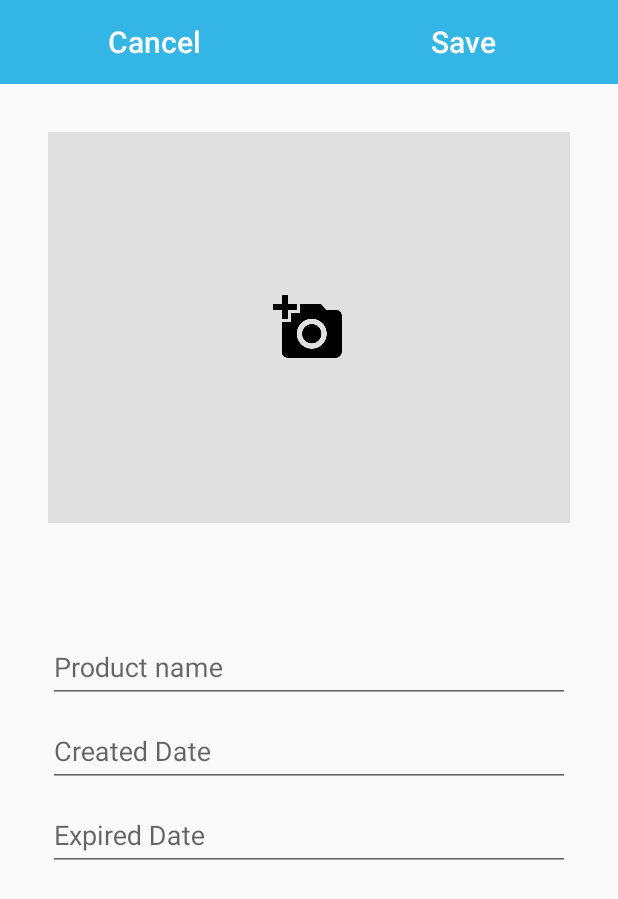
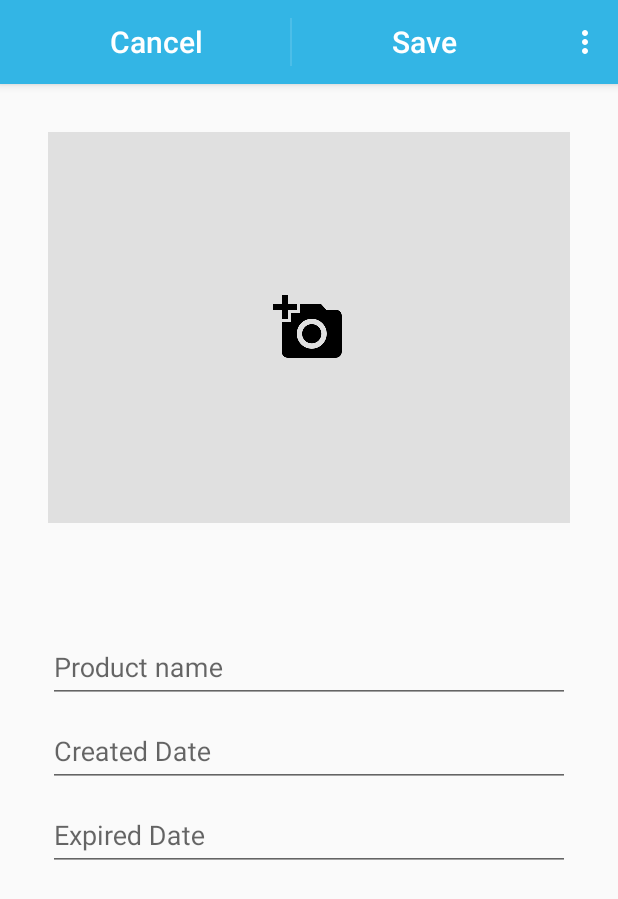
Before and after one commit to moisellegyg/reminder, an Android app: the ProductEditActivity screen opened directly, with no data from a screen before it, on a phone screen of 412 x 824 dp. Shown: the top 899 px of the screen. Run offline under Robolectric (Android 15) with nearby library versions, the light colour scheme and no system bars.

Commit message:
change cancel and save button into actionbar, and show delete menu option only when edting existing product

```diff
--- a/app/src/main/AndroidManifest.xml
+++ b/app/src/main/AndroidManifest.xml
@@ -23,7 +23,6 @@
         </activity>
         <activity android:name=".ProductEditActivity"
             android:parentActivityName=".MainActivity"
-            android:theme="@style/AppTheme.NoActionBar"
             android:windowSoftInputMode="stateHidden"/>
         <provider
             android:authorities="@string/product_provider_authority"
--- a/app/src/main/java/com/yugegong/reminder/MainActivity.java
+++ b/app/src/main/java/com/yugegong/reminder/MainActivity.java
@@ -28,6 +28,7 @@ public class MainActivity extends AppCompatActivity implements ProductListFragme
             @Override
             public void onClick(View view) {
                 Intent intent = new Intent(getApplicationContext(), ProductEditActivity.class);
+                intent.putExtra(ProductEditFragment.INTENT_EXTRA_DISABLE_DELETE_MENU_OPTION, true);
                 startActivity(intent);
             }
         });
@@ -68,6 +69,7 @@ public class MainActivity extends AppCompatActivity implements ProductListFragme
         long _id = vh.getItemId();
         Uri productUri = ProductContract.ProductEntry.buildProductUri(_id);
         Intent editIntent = new Intent(this, ProductEditActivity.class);
+        editIntent.putExtra(ProductEditFragment.INTENT_EXTRA_DISABLE_DELETE_MENU_OPTION, false);
         editIntent.setData(productUri);
 
         String transitionName = getString(R.string.transition_product_img);
--- a/app/src/main/java/com/yugegong/reminder/ProductEditActivity.java
+++ b/app/src/main/java/com/yugegong/reminder/ProductEditActivity.java
@@ -5,6 +5,7 @@ import android.os.Bundle;
 import android.support.v4.app.FragmentManager;
 import android.support.v7.app.AppCompatActivity;
 import android.util.Log;
+import android.view.MenuItem;
 
 /**
  * Created by ygong on 8/4/16.
@@ -45,6 +46,28 @@ public class ProductEditActivity extends AppCompatActivity {
         super.onDestroy();
     }
 
+//    @Override
+//    public boolean onCreateOptionsMenu(Menu menu) {
+//
+//        getMenuInflater().inflate(R.menu.menu_edit, menu);
+//        return true;
+//    }
+
+    @Override
+    public boolean onOptionsItemSelected(MenuItem item) {
+        // Handle action bar item clicks here. The action bar will
+        // automatically handle clicks on the Home/Up button, so long
+        // as you specify a parent activity in AndroidManifest.xml.
+        int id = item.getItemId();
+
+        //noinspection SimplifiableIfStatement
+        if (id == R.id.action_settings) {
+            return true;
+        }
+
+        return super.onOptionsItemSelected(item);
+    }
+
     @Override
     public void onStop(){
         Log.d(TAG, "onStop");
--- a/app/src/main/java/com/yugegong/reminder/ProductEditFragment.java
+++ b/app/src/main/java/com/yugegong/reminder/ProductEditFragment.java
@@ -14,10 +14,15 @@ import android.provider.MediaStore;
 import android.support.annotation.Nullable;
 import android.support.design.widget.TextInputEditText;
 import android.support.v4.app.Fragment;
+import android.support.v7.app.ActionBar;
+import android.support.v7.app.AppCompatActivity;
 import android.text.InputType;
 import android.util.AttributeSet;
 import android.util.Log;
 import android.view.LayoutInflater;
+import android.view.Menu;
+import android.view.MenuInflater;
+import android.view.MenuItem;
 import android.view.MotionEvent;
 import android.view.View;
 import android.view.ViewGroup;
@@ -40,6 +45,10 @@ import java.util.Date;
  */
 public class ProductEditFragment extends Fragment implements View.OnClickListener, View.OnTouchListener {
     private final static String TAG = ProductEditFragment.class.getSimpleName();
+
+    public static final String INTENT_EXTRA_DISABLE_DELETE_MENU_OPTION = "disableDeleteMenuOption";
+    private boolean mDisableDeleteMenuOption;
+
     private static final int REQUEST_IMAGE_CAPTURE = 1;
 
     public static final String PRODUCT_URI = "uri";
@@ -56,7 +65,6 @@ public class ProductEditFragment extends Fragment implements View.OnClickListene
     // Values
     private String mName;
     private String mRetrievedImgPath;
-
     private Uri mPreInsertUri;
     private Uri mLastUri;
 
@@ -120,6 +128,7 @@ public class ProductEditFragment extends Fragment implements View.OnClickListene
           https://developer.android.com/guide/topics/resources/runtime-changes.html#HandlingTheChange
 //        setRetainInstance(true);
          */
+        setHasOptionsMenu(true);
 
     }
 
@@ -129,6 +138,7 @@ public class ProductEditFragment extends Fragment implements View.OnClickListene
 
         View rootView = inflater.inflate(R.layout.fragment_product_edit, container, false);
         bindViews(rootView);
+        setupCustomActionBar();
         setOnClickListeners(mImageFrameLayout, mFromEditTxt, mToEditTxt, mCancelBtn, mSaveBtn);
         return rootView;
     }
@@ -163,8 +173,24 @@ public class ProductEditFragment extends Fragment implements View.OnClickListene
         mFromEditTxt.setInputType(InputType.TYPE_NULL);
         mToEditTxt = (DatePickEditText) rootView.findViewById(R.id.expired_time);
         mToEditTxt.setInputType(InputType.TYPE_NULL);
-        mCancelBtn = (LinearLayout) rootView.findViewById(R.id.btn_cancel);
-        mSaveBtn = (LinearLayout) rootView.findViewById(R.id.btn_save);
+    }
+
+    private void setupCustomActionBar() {
+        ActionBar actionBar = ((AppCompatActivity)getActivity()).getSupportActionBar();
+        if (actionBar != null) {
+            actionBar.setDisplayHomeAsUpEnabled(false);
+            actionBar.setCustomView(R.layout.edit_product_custom_actionbar);
+            actionBar.setDisplayShowCustomEnabled(true);
+            actionBar.setDisplayOptions(ActionBar.DISPLAY_SHOW_CUSTOM,
+                    ActionBar.DISPLAY_SHOW_CUSTOM | ActionBar.DISPLAY_SHOW_HOME |
+                            ActionBar.DISPLAY_SHOW_TITLE);
+
+            View customActionBarView = actionBar.getCustomView();
+            if (customActionBarView != null) {
+                mCancelBtn = (LinearLayout) customActionBarView.findViewById(R.id.cancel_menu_item);
+                mSaveBtn = (LinearLayout) customActionBarView.findViewById(R.id.save_menu_item);
+            }
+        }
     }
 
     private void bindDataToViews() {
@@ -431,6 +457,31 @@ public class ProductEditFragment extends Fragment implements View.OnClickListene
     }
 
     @Override
+    public void onCreateOptionsMenu(Menu menu, MenuInflater inflater) {
+        Log.d(TAG, "onCreateOptionsMenu");
+
+        inflater.inflate(R.menu.menu_edit, menu);
+
+    }
+
+    @Override
+    public void onPrepareOptionsMenu(Menu menu) {
+        Log.d(TAG, "onPrepareOptionsMenu");
+        MenuItem deleteMenu = menu.findItem(R.id.action_delete);
+        mDisableDeleteMenuOption = getActivity().getIntent().getBooleanExtra(INTENT_EXTRA_DISABLE_DELETE_MENU_OPTION, false);
+        deleteMenu.setVisible(!mDisableDeleteMenuOption);
+    }
+
+    @Override
+    public boolean onOptionsItemSelected(MenuItem item) {
+        switch (item.getItemId()) {
+            case R.id.action_delete:
+                return true;
+        }
+        return false;
+    }
+
+    @Override
     public void onStop(){
         Log.d(TAG, "onStop");
         super.onStop();
--- /dev/null
+++ b/app/src/main/java/com/yugegong/reminder/notification/AlarmReceiver.java
@@ -0,0 +1,15 @@
+package com.yugegong.reminder.notification;
+
+import android.content.BroadcastReceiver;
+import android.content.Context;
+import android.content.Intent;
+
+/**
+ * Created by ygong on 8/30/16.
+ */
+public class AlarmReceiver extends BroadcastReceiver {
+    @Override
+    public void onReceive(Context context, Intent intent) {
+
+    }
+}
--- /dev/null
+++ b/app/src/main/java/com/yugegong/reminder/notification/AlarmService.java
@@ -0,0 +1,7 @@
+package com.yugegong.reminder.notification;
+
+/**
+ * Created by ygong on 8/30/16.
+ */
+public class AlarmService {
+}
--- a/app/src/main/res/layout-land/fragment_product_edit.xml
+++ b/app/src/main/res/layout-land/fragment_product_edit.xml
@@ -11,45 +11,6 @@
         android:layout_height="match_parent"
         android:orientation="vertical"
         android:elevation="4dp">
-        <LinearLayout
-            android:layout_width="match_parent"
-            android:layout_height="56dp"
-            android:orientation="horizontal">
-            <LinearLayout
-                android:id="@+id/btn_cancel"
-                android:layout_width="match_parent"
-                android:layout_height="match_parent"
-                android:layout_weight="1"
-                android:gravity="center"
-                android:background="@color/colorPrimary"
-                android:foreground="@drawable/touch_ripple"
-                android:clickable="true">
-                <TextView
-                    android:layout_width="wrap_content"
-                    android:layout_height="wrap_content"
-                    android:textAppearance="@style/TextAppearance.AppCompat.Title"
-                    android:textColor="@color/btn_txt_color"
-                    android:text="Cancel"/>
-            </LinearLayout>
-
-            <LinearLayout
-                android:id="@+id/btn_save"
-                android:layout_width="match_parent"
-                android:layout_height="match_parent"
-                android:layout_weight="1"
-                android:gravity="center"
-                android:background="@color/colorPrimary"
-                android:foreground="@drawable/touch_ripple"
-                android:clickable="true">
-                <TextView
-                    android:layout_width="wrap_content"
-                    android:layout_height="wrap_content"
-                    android:textAppearance="@style/TextAppearance.AppCompat.Title"
-                    android:textColor="@color/btn_txt_color"
-                    android:text="Save" />
-            </LinearLayout>
-
-        </LinearLayout>
 
         <LinearLayout
             android:layout_width="match_parent"
--- /dev/null
+++ b/app/src/main/res/layout/edit_product_custom_actionbar.xml
@@ -0,0 +1,49 @@
+<?xml version="1.0" encoding="utf-8"?>
+<LinearLayout xmlns:android="http://schemas.android.com/apk/res/android"
+    android:id="@+id/custom_action_bar"
+    android:orientation="horizontal"
+    android:layout_width="match_parent"
+    android:layout_height="56dp"
+    android:divider="?android:attr/dividerVertical"
+    android:dividerPadding="12dp"
+    android:showDividers="middle">
+    <LinearLayout
+        android:id="@+id/cancel_menu_item"
+        android:layout_width="0dp"
+        android:layout_height="match_parent"
+        android:layout_weight="1"
+        android:gravity="center"
+        android:paddingLeft="12dp"
+        android:paddingRight="12dp"
+        android:background="@color/colorPrimary"
+        android:foreground="@drawable/touch_ripple"
+        android:clickable="true">
+        <TextView
+            android:layout_width="wrap_content"
+            android:layout_height="wrap_content"
+            android:textAppearance="?android:attr/textAppearanceMedium"
+            android:textColor="@color/btn_txt_color"
+            android:text="@string/menu_cancel"
+            style="@android:style/TextAppearance.Material.Widget.ActionBar.Title"/>
+    </LinearLayout>
+
+    <LinearLayout
+        android:id="@+id/save_menu_item"
+        android:layout_width="0dp"
+        android:layout_height="match_parent"
+        android:layout_weight="1"
+        android:gravity="center"
+        android:paddingLeft="12dp"
+        android:paddingRight="12dp"
+        android:background="@color/colorPrimary"
+        android:foreground="@drawable/touch_ripple"
+        android:clickable="true">
+        <TextView
+            android:layout_width="wrap_content"
+            android:layout_height="wrap_content"
+            android:textAppearance="?android:attr/textAppearanceMedium"
+            android:textColor="@color/btn_txt_color"
+            android:text="@string/menu_save"
+            style="@android:style/TextAppearance.Material.Widget.ActionBar.Title"/>
+    </LinearLayout>
+</LinearLayout>
--- a/app/src/main/res/layout/fragment_product_edit.xml
+++ b/app/src/main/res/layout/fragment_product_edit.xml
@@ -11,45 +11,6 @@
         android:layout_height="match_parent"
         android:orientation="vertical"
         android:elevation="4dp">
-        <LinearLayout
-            android:layout_width="match_parent"
-            android:layout_height="56dp"
-            android:orientation="horizontal">
-            <LinearLayout
-                android:id="@+id/btn_cancel"
-                android:layout_width="match_parent"
-                android:layout_height="match_parent"
-                android:layout_weight="1"
-                android:gravity="center"
-                android:background="@color/colorPrimary"
-                android:foreground="@drawable/touch_ripple"
-                android:clickable="true">
-                <TextView
-                    android:layout_width="wrap_content"
-                    android:layout_height="wrap_content"
-                    android:textAppearance="@style/TextAppearance.AppCompat.Title"
-                    android:textColor="@color/btn_txt_color"
-                    android:text="Cancel"/>
-            </LinearLayout>
-
-            <LinearLayout
-                android:id="@+id/btn_save"
-                android:layout_width="match_parent"
-                android:layout_height="match_parent"
-                android:layout_weight="1"
-                android:gravity="center"
-                android:background="@color/colorPrimary"
-                android:foreground="@drawable/touch_ripple"
-                android:clickable="true">
-                <TextView
-                    android:layout_width="wrap_content"
-                    android:layout_height="wrap_content"
-                    android:textAppearance="@style/TextAppearance.AppCompat.Title"
-                    android:textColor="@color/btn_txt_color"
-                    android:text="Save" />
-            </LinearLayout>
-
-        </LinearLayout>
 
         <FrameLayout
             android:id="@+id/product_image_frame"
--- /dev/null
+++ b/app/src/main/res/menu/menu_edit.xml
@@ -0,0 +1,11 @@
+<?xml version="1.0" encoding="utf-8"?>
+<menu xmlns:android="http://schemas.android.com/apk/res/android"
+    xmlns:app="http://schemas.android.com/apk/res-auto"
+    xmlns:tools="http://schemas.android.com/tools"
+    tools:context="com.yugegong.reminder.ProductEditActivity">
+    <item
+        android:id="@+id/action_delete"
+        android:orderInCategory="100"
+        android:title="@string/action_delete"
+        app:showAsAction="never" />
+</menu>
--- a/app/src/main/res/values/strings.xml
+++ b/app/src/main/res/values/strings.xml
@@ -3,7 +3,11 @@
     <string name="action_settings">Settings</string>
     <string name="action_delete">Delete</string>
 
+    <string name="menu_cancel">Cancel</string>
+    <string name="menu_save">Save</string>
+
     <string name="img_loaded_flag" translatable="false">true</string>
+
 
     <string name="product_provider_authority" translatable="false">com.yugegong.reminder.productprovider</string>
     <string name="transition_product_img" translatable="false">transition_product_img</string>
```
